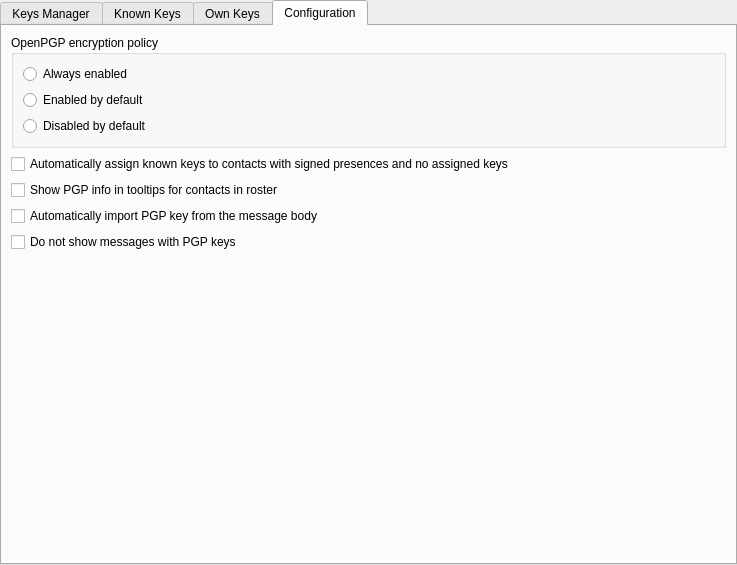
psi-im/plugins, file generic/openpgpplugin/src/options.ui: the form before one commit.
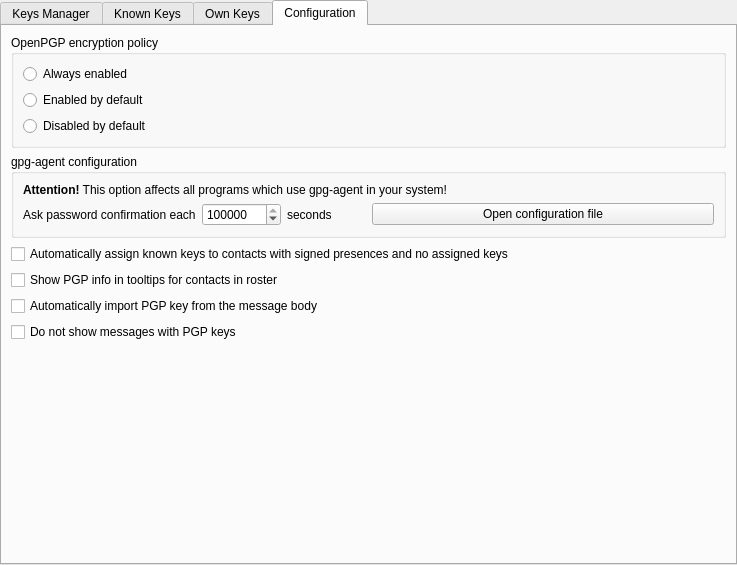
The form after the commit. The open tabs and pages were chosen to show the change.

Commit message:
[OpenPGP] Update plugin description
+ Create default configuration file gpg-agent.conf during plugin load if it
  does not exist yet. "default-cache-ttl" is set to 34560000
+ Add gpg-agent configuration options to plugin options dialog

Diff of the .ui file:
```diff
--- a/generic/openpgpplugin/src/options.ui
+++ b/generic/openpgpplugin/src/options.ui
@@ -225,6 +225,111 @@
          </layout>
         </widget>
        </item>
+       <item>
+        <widget class="QGroupBox" name="gpgAgentConfiguration">
+         <property name="title">
+          <string>gpg-agent configuration</string>
+         </property>
+         <layout class="QVBoxLayout" name="verticalLayout_7">
+          <item>
+           <widget class="QLabel" name="label_3">
+            <property name="text">
+             <string>&lt;b&gt;Attention!&lt;/b&gt; This option affects all programs which use gpg-agent in your system!</string>
+            </property>
+            <property name="wordWrap">
+             <bool>true</bool>
+            </property>
+           </widget>
+          </item>
+          <item>
+           <layout class="QHBoxLayout" name="horizontalLayout_6">
+            <item>
+             <widget class="QFrame" name="frame">
+              <property name="frameShape">
+               <enum>QFrame::NoFrame</enum>
+              </property>
+              <property name="frameShadow">
+               <enum>QFrame::Plain</enum>
+              </property>
+              <property name="lineWidth">
+               <number>0</number>
+              </property>
+              <layout class="QHBoxLayout" name="horizontalLayout_7">
+               <property name="leftMargin">
+                <number>0</number>
+               </property>
+               <property name="topMargin">
+                <number>0</number>
+               </property>
+               <property name="rightMargin">
+                <number>0</number>
+               </property>
+               <property name="bottomMargin">
+                <number>0</number>
+               </property>
+               <item>
+                <widget class="QLabel" name="label">
+                 <property name="sizePolicy">
+                  <sizepolicy hsizetype="Fixed" vsizetype="Preferred">
+                   <horstretch>0</horstretch>
+                   <verstretch>0</verstretch>
+                  </sizepolicy>
+                 </property>
+                 <property name="text">
+                  <string>Ask password confirmation each</string>
+                 </property>
+                </widget>
+               </item>
+               <item>
+                <widget class="QSpinBox" name="pwdExpirationTime">
+                 <property name="sizePolicy">
+                  <sizepolicy hsizetype="Minimum" vsizetype="Fixed">
+                   <horstretch>0</horstretch>
+                   <verstretch>0</verstretch>
+                  </sizepolicy>
+                 </property>
+                 <property name="minimum">
+                  <number>60</number>
+                 </property>
+                 <property name="maximum">
+                  <number>2147483647</number>
+                 </property>
+                 <property name="singleStep">
+                  <number>60</number>
+                 </property>
+                 <property name="value">
+                  <number>34560000</number>
+                 </property>
+                </widget>
+               </item>
+               <item>
+                <widget class="QLabel" name="label_2">
+                 <property name="sizePolicy">
+                  <sizepolicy hsizetype="Preferred" vsizetype="Preferred">
+                   <horstretch>0</horstretch>
+                   <verstretch>0</verstretch>
+                  </sizepolicy>
+                 </property>
+                 <property name="text">
+                  <string>seconds</string>
+                 </property>
+                </widget>
+               </item>
+              </layout>
+             </widget>
+            </item>
+            <item>
+             <widget class="QPushButton" name="openGpgAgentConfig">
+              <property name="text">
+               <string>Open configuration file</string>
+              </property>
+             </widget>
+            </item>
+           </layout>
+          </item>
+         </layout>
+        </widget>
+       </item>
        <item>
         <widget class="QCheckBox" name="autoAssign">
          <property name="text">
```
Left out of the diff: 2 changed lines with no effect on the pictures. The commit also changes 11 other files.
